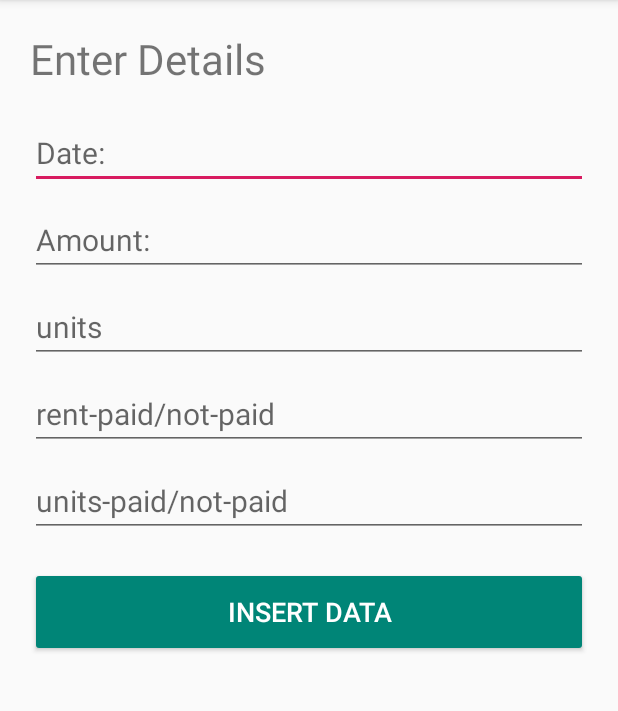
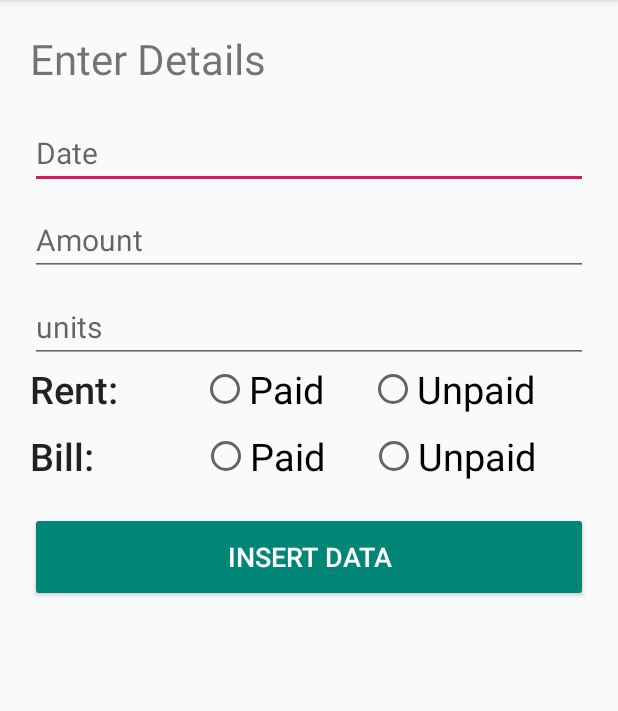
Before and after one commit to Ashish2000L/rent_details, an Android app: the userdetails screen opened directly, with no data from a screen before it, on a phone screen of 412 x 824 dp, the part 84-795 px from its top. Run offline under Robolectric (Android 15) with nearby library versions, the phone set to English and light mode, and no system bars; our stand-ins replace Volley; network calls fail; 2 statements that could not run were skipped.

Commit message:
added swiperefresh option to the activities

```diff
--- a/app/src/main/res/layout/activity_details.xml
+++ b/app/src/main/res/layout/activity_details.xml
@@ -18,7 +18,7 @@
         android:layout_width="match_parent"
         android:layout_height="wrap_content"
         android:textSize="20sp"
-        android:hint="Date:"
+        android:hint="Date"
         android:id="@+id/edtName"
         android:layout_marginTop="20dp"
         android:inputType="textPersonName"
@@ -27,7 +27,7 @@
         android:layout_width="match_parent"
         android:layout_height="wrap_content"
         android:textSize="20sp"
-        android:hint="Amount:"
+        android:hint="Amount"
         android:id="@+id/edtEmail"
         android:layout_marginTop="10dp"
         android:inputType="textEmailAddress"
@@ -41,24 +41,79 @@
         android:layout_marginTop="10dp"
         android:inputType="phone"
         />
-    <EditText
+    <LinearLayout
         android:layout_width="match_parent"
         android:layout_height="wrap_content"
-        android:textSize="20sp"
-        android:hint="rent-paid/not-paid"
-        android:id="@+id/edtAddress"
-        android:layout_marginTop="10dp"
-        android:inputType="text"
-        />
-    <EditText
+        android:orientation="horizontal">
+        <TextView
+            android:layout_width="wrap_content"
+            android:layout_height="wrap_content"
+            android:text="Rent:"
+            android:textSize="25sp"
+            style="@style/TextAppearance.AppCompat.Widget.ActionBar.Title"
+            />
+        <RadioGroup
+            android:layout_width="match_parent"
+            android:layout_height="wrap_content"
+            android:orientation="horizontal"
+            android:gravity="center_horizontal"
+            android:id="@+id/radio_grp_rent_details">
+            <RadioButton
+                android:layout_width="wrap_content"
+                android:layout_height="wrap_content"
+                android:id="@+id/radio_paid_details"
+                android:text="Paid"
+                android:textSize="25dp"
+                android:onClick="radio_rent"
+                android:layout_marginLeft="20dp"/>
+            <RadioButton
+                android:layout_width="wrap_content"
+                android:layout_height="wrap_content"
+                android:id="@+id/radio_unpaid_details"
+                android:text="Unpaid"
+                android:textSize="25dp"
+                android:onClick="radio_rent"
+                android:layout_marginLeft="30dp"/>
+        </RadioGroup>
+
+
+    </LinearLayout>
+    <LinearLayout
         android:layout_width="match_parent"
         android:layout_height="wrap_content"
-        android:textSize="20sp"
-        android:hint="units-paid/not-paid"
-        android:id="@+id/edtbill"
-        android:layout_marginTop="10dp"
-        android:inputType="text"
-        />
+        android:orientation="horizontal"
+        android:layout_marginTop="10dp">
+        <TextView
+            android:layout_width="wrap_content"
+            android:layout_height="wrap_content"
+            android:text="Bill:   "
+            android:textSize="25sp"
+            style="@style/TextAppearance.AppCompat.Widget.ActionBar.Title"
+            />
+        <RadioGroup
+            android:layout_width="match_parent"
+            android:layout_height="wrap_content"
+            android:orientation="horizontal"
+            android:gravity="center_horizontal"
+            android:id="@+id/radio_grp_bill_details">
+            <RadioButton
+                android:layout_width="wrap_content"
+                android:layout_height="wrap_content"
+                android:id="@+id/radio_paid_bill_details"
+                android:text="Paid"
+                android:textSize="25dp"
+                android:onClick="radio_bill"
+                android:layout_marginLeft="20dp"/>
+            <RadioButton
+                android:layout_width="wrap_content"
+                android:layout_height="wrap_content"
+                android:id="@+id/radio_unpaid_bill_details"
+                android:text="Unpaid"
+                android:textSize="25dp"
+                android:onClick="radio_bill"
+                android:layout_marginLeft="30dp"/>
+        </RadioGroup>
+    </LinearLayout>
     <Button
         android:id="@+id/btnInsert"
         android:layout_width="match_parent"
--- a/app/src/main/res/layout/activity_list_of_renters_for_admin.xml
+++ b/app/src/main/res/layout/activity_list_of_renters_for_admin.xml
@@ -5,19 +5,14 @@
     android:layout_width="match_parent"
     android:layout_height="match_parent"
     tools:context=".ListOfRentersForAdmin">
-
+<androidx.swiperefreshlayout.widget.SwipeRefreshLayout
+    android:layout_width="match_parent"
+    android:layout_height="match_parent"
+    android:id="@+id/listofrenters">
     <ListView
         android:layout_width="match_parent"
         android:layout_height="match_parent"
         android:id="@+id/listofrenters_listview"
         />
-    <TextView
-        android:layout_width="match_parent"
-        android:layout_height="match_parent"
-        android:id="@+id/tv_status_of_renter"
-        android:text="No Renter Found..."
-        android:gravity="center_vertical|center|center_horizontal"
-        android:textSize="30sp"
-        android:visibility="gone"/>
-
+</androidx.swiperefreshlayout.widget.SwipeRefreshLayout>
 </RelativeLayout>
--- a/app/src/main/res/layout/activity_showdetails.xml
+++ b/app/src/main/res/layout/activity_showdetails.xml
@@ -5,11 +5,14 @@
     android:layout_width="match_parent"
     android:layout_height="match_parent"
     tools:context=".showdetails">
-
+<androidx.swiperefreshlayout.widget.SwipeRefreshLayout
+    android:layout_width="match_parent"
+    android:layout_height="match_parent"
+    android:id="@+id/swipref">
     <ListView
         android:layout_width="match_parent"
         android:layout_height="match_parent"
-        android:id="@+id/listview"
-        />
+        android:id="@+id/listviews"/>
+</androidx.swiperefreshlayout.widget.SwipeRefreshLayout>
 
 </RelativeLayout>
```
